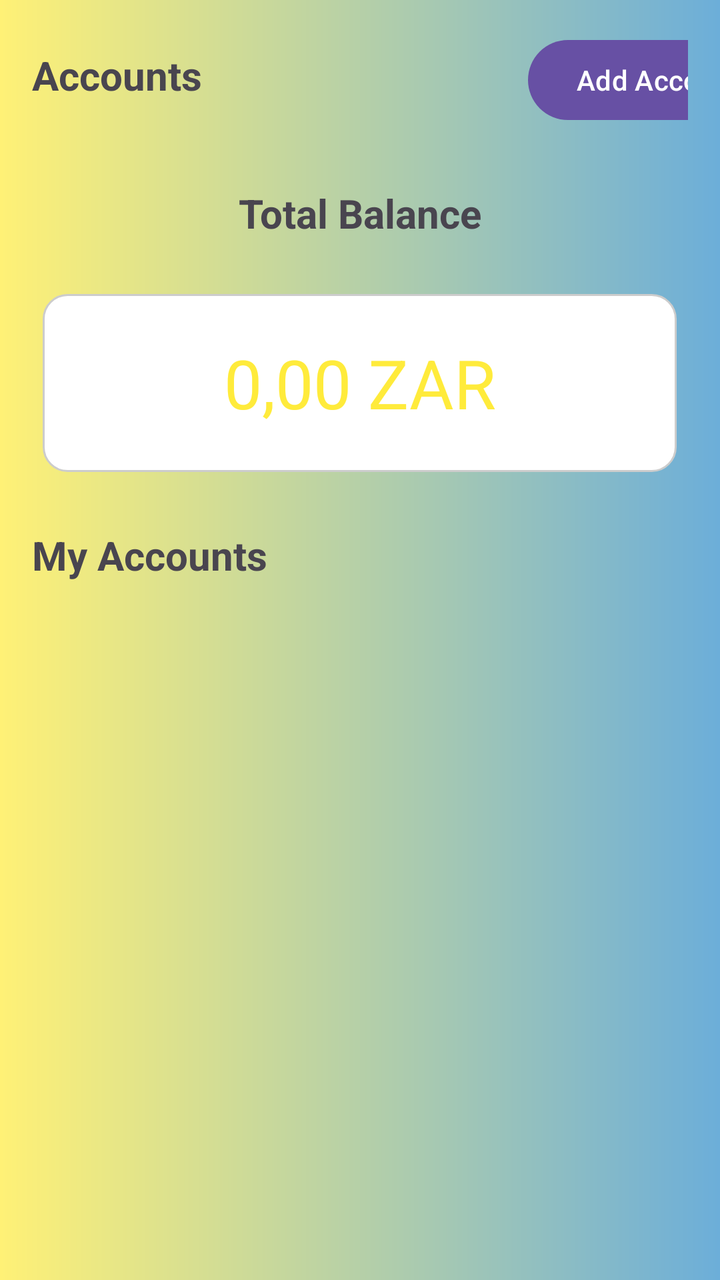
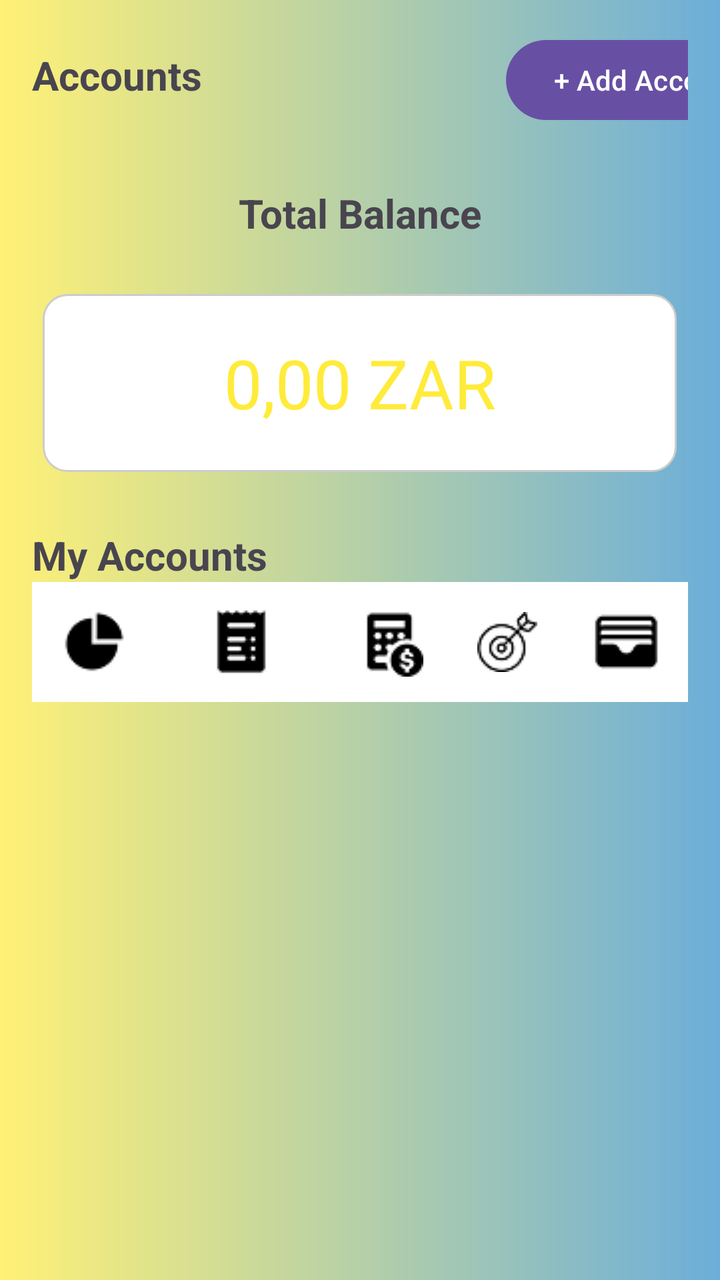

The first picture is an Android layout as it rendered before a commit; the second is the same layout after the commit. The layout source and the unified diff follow.
<!-- AndroidManifest.xml: application theme Theme.BudgetBudgies_PROG7313_POE -->
<!-- res/layout/account_page.xml -->
<?xml version="1.0" encoding="utf-8"?>
<LinearLayout xmlns:android="http://schemas.android.com/apk/res/android"
    xmlns:app="http://schemas.android.com/apk/res-auto"
    xmlns:tools="http://schemas.android.com/tools"
    android:layout_width="match_parent"
    android:layout_height="match_parent"
    android:background="@drawable/gradient_background"
    android:orientation="vertical"
    android:padding="16dp">

    <LinearLayout
        android:layout_width="378dp"
        android:layout_height="69dp"
        android:orientation="horizontal">

        <TextView
            android:id="@+id/Account"
            android:layout_width="wrap_content"
            android:layout_height="wrap_content"
            android:layout_gravity="top"
            android:layout_weight="1"
            android:text="Accounts"
            android:textSize="20sp"
            android:textStyle="bold" />

        <Button
            android:id="@+id/AddAccountbtn"
            android:layout_width="wrap_content"
            android:layout_height="wrap_content"
            android:text="Add Account" />

    </LinearLayout>

    <TextView
        android:id="@+id/textView5"
        android:layout_width="151dp"
        android:layout_height="43dp"
        android:layout_gravity="center_horizontal"
        android:gravity="center_horizontal|center_vertical"
        android:text="Total Balance"
        android:textSize="20sp"
        android:textStyle="bold"
        android:visibility="visible" />

    <Space
        android:layout_width="match_parent"
        android:layout_height="19dp" />

    <TextView
        android:id="@+id/totalbalance"
        android:layout_width="317dp"
        android:layout_height="89dp"
        android:layout_gravity="center_horizontal"
        android:background="@drawable/textbox"
        android:gravity="center|center_horizontal"
        android:text="0,00 ZAR"
        android:textColor="#FFEB3B"
        android:textSize="34sp" />

    <Space
        android:layout_width="match_parent"
        android:layout_height="28dp" />

    <TextView
        android:id="@+id/MyAccounts"
        android:layout_width="wrap_content"
        android:layout_height="wrap_content"
        android:text="My Accounts"
        android:textSize="20sp"
        android:textStyle="bold" />


</LinearLayout>
<!-- resources referenced by this layout -->
<resources>
  <!-- drawable gradient_background (drawable) -->
  <?xml version="1.0" encoding="utf-8"?>
  <shape xmlns:android="http://schemas.android.com/apk/res/android"
      android:shape="rectangle">
  
      <gradient
          android:type="linear"
          android:angle="0"
          android:startColor="#FFF176"
          android:endColor="#6CAED9"
          />
  </shape>
  <!-- drawable textbox (drawable) -->
  <?xml version="1.0" encoding="utf-8"?>
  <shape xmlns:android="http://schemas.android.com/apk/res/android">
      <solid android:color="#FFFFFF"/>
      <corners android:radius="12dp"/>
      <stroke android:width="1dp" android:color="#CCCCCC"/>
  </shape>
  <style name="Theme.BudgetBudgies_PROG7313_POE" parent="Base.Theme.BudgetBudgies_PROG7313_POE" />
  <style name="Base.Theme.BudgetBudgies_PROG7313_POE" parent="Theme.Material3.DayNight.NoActionBar">
          
          
      </style>
</resources>

<!-- the commit's change to res/layout/account_page.xml (unified diff, before → after) -->
@@ -27,7 +27,7 @@
             android:id="@+id/AddAccountbtn"
             android:layout_width="wrap_content"
             android:layout_height="wrap_content"
-            android:text="Add Account" />
+            android:text="+ Add Account" />
 
     </LinearLayout>
 
@@ -69,5 +69,54 @@
         android:textSize="20sp"
         android:textStyle="bold" />
 
+    <LinearLayout
+        android:id="@+id/NavigationBar"
+        android:layout_width="match_parent"
+        android:layout_height="60dp"
+        android:background="@color/white"
+        android:gravity="center"
+        android:orientation="horizontal">
+
+        <ImageButton
+            android:id="@+id/analyticsbtn"
+            android:layout_width="wrap_content"
+            android:layout_height="wrap_content"
+            android:layout_weight="1"
+            android:background="@android:color/transparent"
+            android:src="@drawable/analysis" />
+
+        <ImageButton
+            android:id="@+id/progressbtn"
+            android:layout_width="wrap_content"
+            android:layout_height="wrap_content"
+            android:layout_weight="1"
+            android:background="@android:color/transparent"
+            android:src="@drawable/progress" />
+
+        <ImageButton
+            android:id="@+id/budgetsbtn"
+            android:layout_width="wrap_content"
+            android:layout_height="wrap_content"
+            android:layout_weight="1"
+            android:background="@android:color/transparent"
+            android:src="@drawable/budgets" />
+
+        <ImageButton
+            android:id="@+id/goalsbtn"
+            android:layout_width="wrap_content"
+            android:layout_height="wrap_content"
+            android:layout_weight="1"
+            android:background="@android:color/transparent"
+            android:src="@drawable/goals" />
+
+        <ImageButton
+            android:id="@+id/accountbtn"
+            android:layout_width="wrap_content"
+            android:layout_height="wrap_content"
+            android:layout_weight="1"
+            android:background="@android:color/transparent"
+            android:src="@drawable/accounts" />
+    </LinearLayout>
+
 
 </LinearLayout>
<!-- resource entries referenced after the edit -->
@@ -1,5 +1,10 @@
 <!-- resources referenced by this layout -->
 <resources>
+  <color name="white">#FFFFFFFF</color>
+  <!-- drawable accounts: png bitmap (drawable, 649 bytes) -->
+  <!-- drawable analysis: png bitmap (drawable, 707 bytes) -->
+  <!-- drawable budgets: png bitmap (drawable, 989 bytes) -->
+  <!-- drawable goals: png bitmap (drawable, 994 bytes) -->
   <!-- drawable gradient_background (drawable) -->
   <?xml version="1.0" encoding="utf-8"?>
   <shape xmlns:android="http://schemas.android.com/apk/res/android"
@@ -12,6 +17,7 @@
           android:endColor="#6CAED9"
           />
   </shape>
+  <!-- drawable progress: png bitmap (drawable, 720 bytes) -->
   <!-- drawable textbox (drawable) -->
   <?xml version="1.0" encoding="utf-8"?>
   <shape xmlns:android="http://schemas.android.com/apk/res/android">
